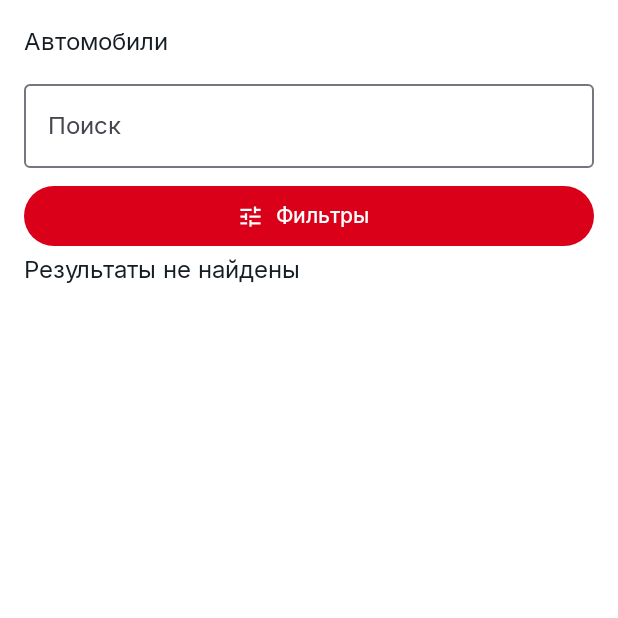
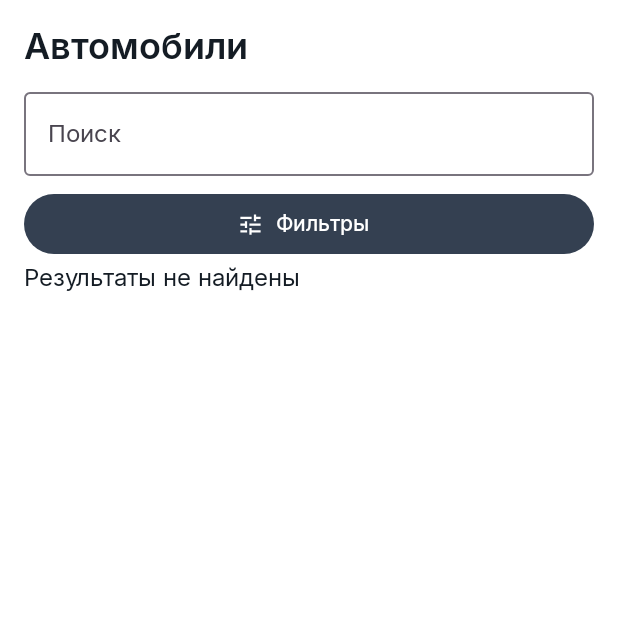
Before and after one commit to Chelyapina/cars-shift-2025, an Android app built with Jetpack Compose: the composable CarListScreen called with empty values, on a phone screen of 412 x 824 dp, the top half of it. Run offline under Robolectric (Android 15) with nearby library versions, the phone set to English and light mode, and no system bars.

Commit message:
refactor(presentation): implementing a custom theme - Внедрение кастомной темы - Внесение правок в ui - Создание скругленной формы картинок

```diff
--- a/app/src/main/java/com/example/cars_shift_2025/presentation/components/MainScreenComponents.kt
+++ b/app/src/main/java/com/example/cars_shift_2025/presentation/components/MainScreenComponents.kt
@@ -1,5 +1,6 @@
 package com.example.cars_shift_2025.presentation.components
 
+import androidx.compose.foundation.isSystemInDarkTheme
 import androidx.compose.foundation.layout.Spacer
 import androidx.compose.foundation.layout.fillMaxWidth
 import androidx.compose.foundation.layout.size
@@ -13,6 +14,7 @@ import androidx.compose.ui.Modifier
 import androidx.compose.ui.res.painterResource
 import androidx.compose.ui.res.stringResource
 import com.example.cars_shift_2025.R
+import com.example.cars_shift_2025.presentation.theme.Colors
 
 @Composable
 fun SearchBar(
@@ -35,10 +37,22 @@ fun FilterButton(
     onClick : () -> Unit ,
     modifier : Modifier = Modifier
 ) {
+    val isDarkTheme = isSystemInDarkTheme()
+    val containerColor =
+        if (isDarkTheme) Colors.SpecialButtonDark else Colors.SpecialButton
+    val contentColor =
+        if (isDarkTheme) Colors.SpecialButtonTextDark else Colors.SpecialButtonText
+
     Button(
         modifier = modifier.fillMaxWidth() ,
         onClick = onClick ,
         contentPadding = ButtonDefaults.ButtonWithIconContentPadding ,
+        colors = ButtonDefaults.buttonColors(
+            containerColor = containerColor ,
+            disabledContainerColor = Colors.TextDisabled ,
+            contentColor = contentColor ,
+            disabledContentColor = Colors.TextDisabled
+        ) ,
     ) {
         Icon(
             painter = painterResource(id = R.drawable.ic_tune) ,
--- a/app/src/main/java/com/example/cars_shift_2025/presentation/screens/CarListScreen.kt
+++ b/app/src/main/java/com/example/cars_shift_2025/presentation/screens/CarListScreen.kt
@@ -6,6 +6,7 @@ import androidx.compose.foundation.layout.Spacer
 import androidx.compose.foundation.layout.fillMaxWidth
 import androidx.compose.foundation.layout.padding
 import androidx.compose.foundation.layout.size
+import androidx.compose.material3.MaterialTheme
 import androidx.compose.material3.Scaffold
 import androidx.compose.material3.Text
 import androidx.compose.runtime.Composable
@@ -39,7 +40,10 @@ fun CarListScreen(
                     .fillMaxWidth() ,
                 verticalArrangement = Arrangement.Center ,
                 content = {
-                    Text(text = stringResource(R.string.name))
+                    Text(
+                        text = stringResource(R.string.name) ,
+                        style = MaterialTheme.typography.headlineLarge
+                    )
                     Spacer(modifier = Modifier.size(Dimens.PADDING_SMALL))
 
                     SearchBar(
--- a/app/src/main/res/values/strings.xml
+++ b/app/src/main/res/values/strings.xml
@@ -60,6 +60,7 @@
     <string name="steering">Сторона руля</string>
     <string name="transmission">Коробка передач</string>
     <string name="price">Цена</string>
+    <string name="rent">Аренда:</string>
 
     <!-- Errors -->
     <string name="error_message">Неизвестная ошибка</string>
```
Also changed, not shown: app/src/main/java/com/example/cars_shift_2025/presentation/MainActivity.kt (+16 -10 lines), app/src/main/java/com/example/cars_shift_2025/presentation/components/CarComponents.kt (+18 -5 lines), app/src/main/java/com/example/cars_shift_2025/presentation/components/CarWithRentsComponents.kt (+37 -16 lines), app/src/main/java/com/example/cars_shift_2025/presentation/screens/CarWithRentsScreen.kt (+20 -9 lines).
